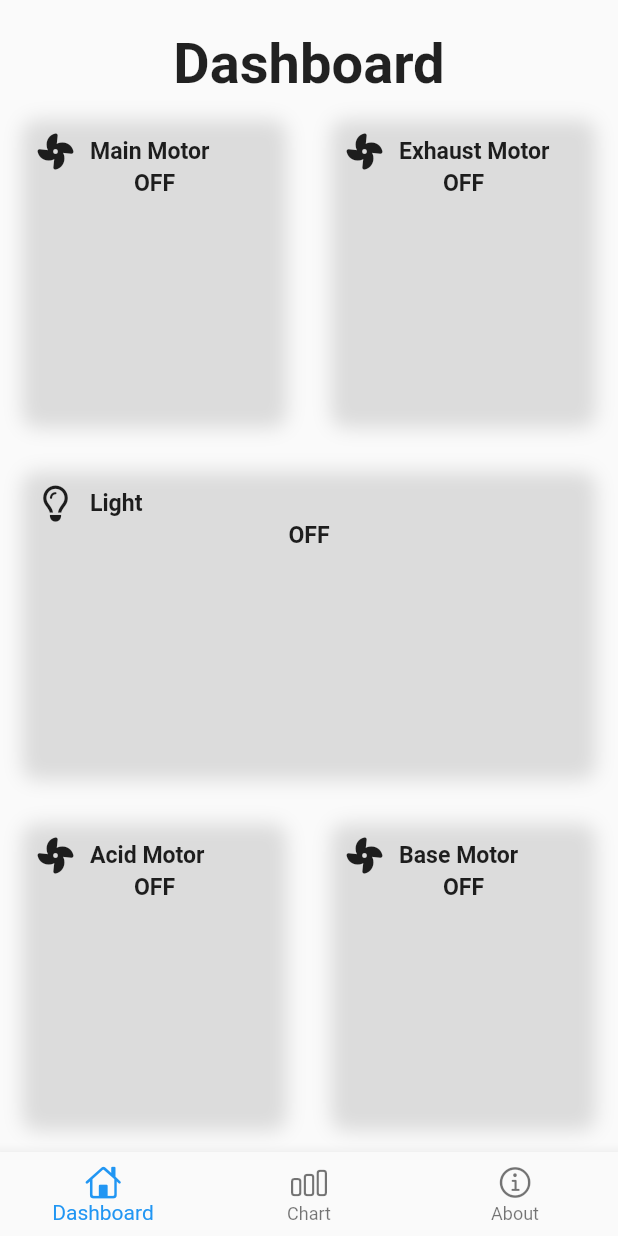
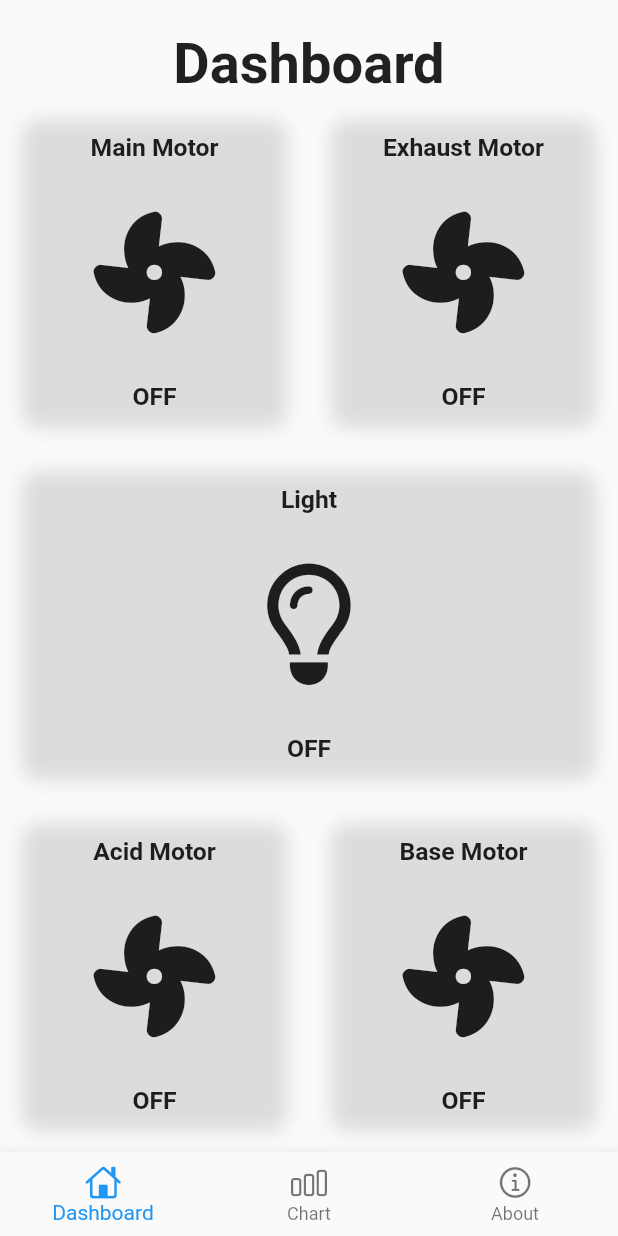
Before and after one commit to rishav-singh-0/hydroponics_app, a Flutter app: the screen it shows after launch, on a phone screen of 412 x 824 dp. Run offline on Flutter 3.47's test engine with Material 2 defaults, Android fonts, the phone set to English and light mode, and no system bars; our stand-ins replace cloud_firestore, firebase_core, firebase_database, flutter_screenutil, font_awesome_flutter, get and 1 more; accounts and stored records are empty.

Commit message:
updated icon size and position

```diff
--- a/lib/views/components/custom_card.dart
+++ b/lib/views/components/custom_card.dart
@@ -2,7 +2,7 @@ import 'package:flutter/material.dart';
 import 'package:flutter_screenutil/flutter_screenutil.dart';
 
 BorderRadius circularBorderRadius = BorderRadius.circular(10.0);
-var labelTextStyle = TextStyle(fontSize: 14.w, fontWeight: FontWeight.bold);
+var labelTextStyle = TextStyle(fontSize: 15.w, fontWeight: FontWeight.bold);
 
 class ElevatedCard extends StatelessWidget {
   const ElevatedCard({Key? key, this.cardChild}) : super(key: key);
@@ -92,24 +92,21 @@ class ControlCard extends StatelessWidget {
       onTap: () => onTap(),
       borderRadius: circularBorderRadius,
       child: ElevatedCard(
-        cardChild: Column(children: [
-          Column(
-            mainAxisAlignment: MainAxisAlignment.center,
+        cardChild: Column(
+            mainAxisAlignment: MainAxisAlignment.spaceBetween,
             children: [
+              Text(label, style: labelTextStyle),
               Row(
+                mainAxisAlignment: MainAxisAlignment.center,
                 children: [
-                  Icon(cardIcon),
-                  SizedBox(
-                    width: 10.w,
+                  Icon(
+                    cardIcon,
+                    size: 80.h,
                   ),
-                  Text(label, style: labelTextStyle),
                 ],
               ),
               Text(currentValue, style: labelTextStyle),
-            ],
-          ),
-          Container(child: child)
-        ]),
+            ]),
       ),
     );
   }
```
